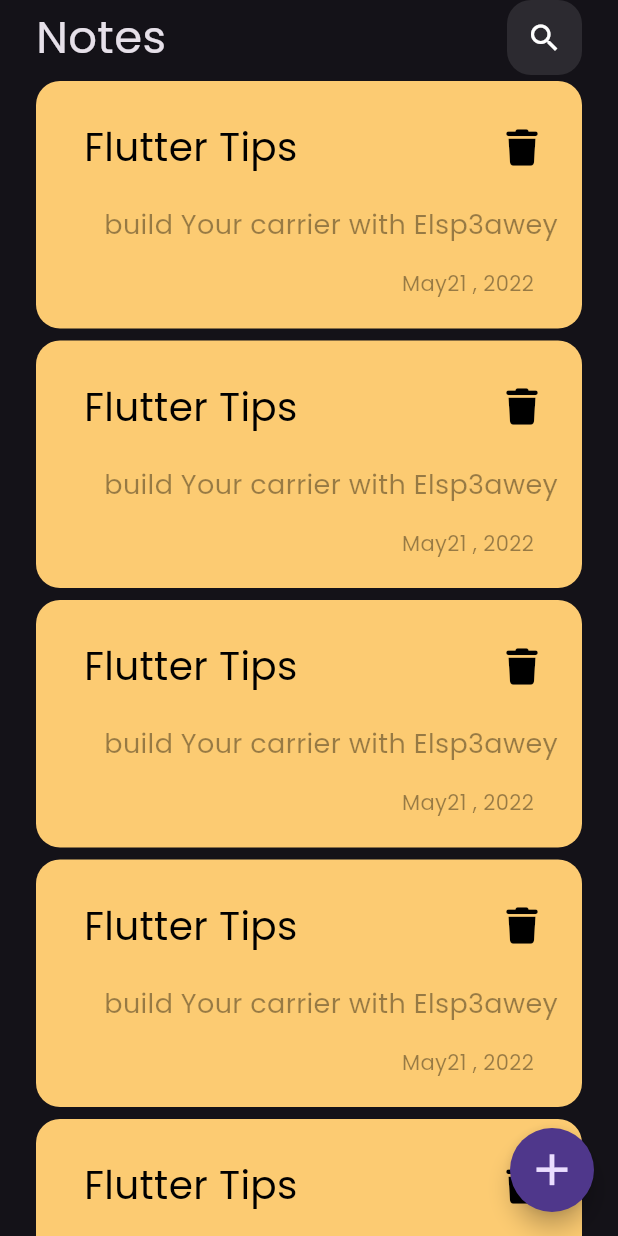
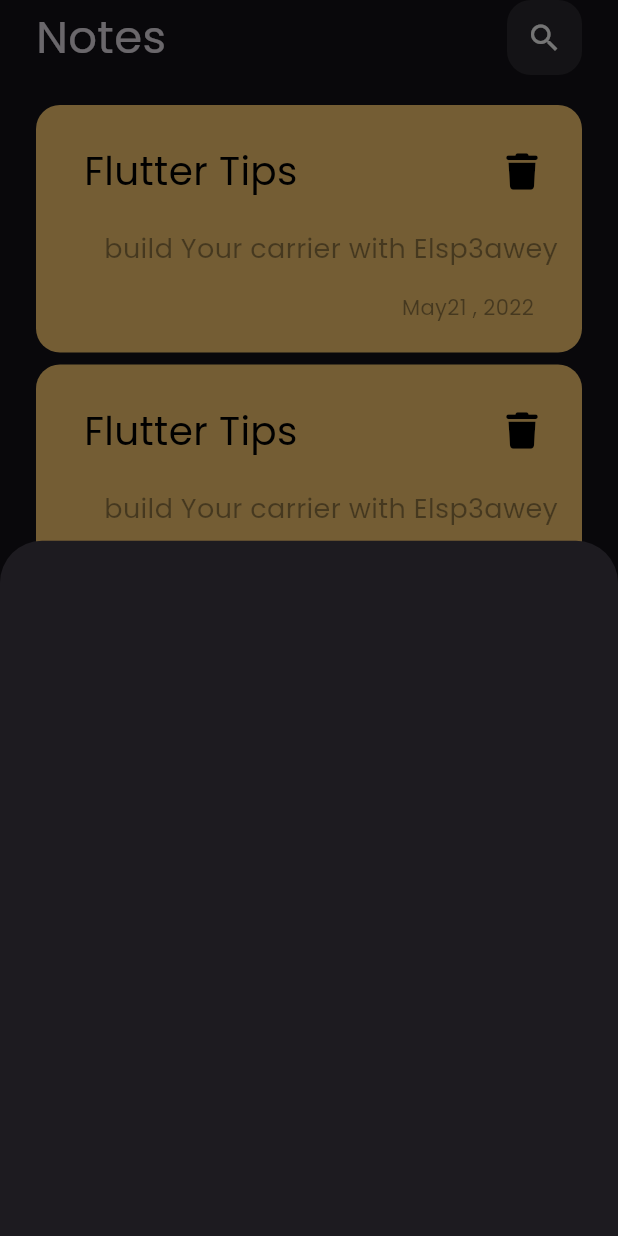
Before and after one commit to elspaey/myNotes, a Flutter app: the screen it shows after launch, after a tap on the "add" icon, on a phone screen of 412 x 824 dp. Run offline on Flutter 3.47's test engine with Material 3 defaults, Android fonts, the phone set to English and light mode, and no system bars; our stand-ins replace font_awesome_flutter.

Commit message:
make widget Add note Buttom sheet

```diff
--- a/lib/views/notesViews.dart
+++ b/lib/views/notesViews.dart
@@ -1,5 +1,6 @@
 import 'package:flutter/material.dart';
 
+import 'widgets/addNoteButtonSheet.dart';
 import 'widgets/notesViewBody.dart';
 
 class Notesviews extends StatelessWidget {
@@ -15,7 +16,14 @@ class Notesviews extends StatelessWidget {
             Icons.add,
             size: 35,
           ),
-          onPressed: () {},
+          onPressed: () {
+            showModalBottomSheet(
+              context: context,
+              builder: (context) {
+                return const addNoteButtomSheet();
+              },
+            );
+          },
         ),
         body: const notesViewBody(),
       ),
--- /dev/null
+++ b/lib/views/widgets/addNoteButtonSheet.dart
@@ -0,0 +1,10 @@
+import 'package:flutter/material.dart';
+
+class addNoteButtomSheet extends StatelessWidget {
+  const addNoteButtomSheet({super.key});
+
+  @override
+  Widget build(BuildContext context) {
+    return Container();
+  }
+}
--- a/lib/views/widgets/notesListView.dart
+++ b/lib/views/widgets/notesListView.dart
@@ -8,7 +8,10 @@ class notesListView extends StatelessWidget {
   @override
   Widget build(BuildContext context) {
     return Expanded(
+      child: Padding(
+        padding: const EdgeInsets.symmetric(vertical: 16),
         child: ListView.builder(
+          padding: EdgeInsets.zero,
           itemCount: 10,
           itemBuilder: (context, index) {
             return const Padding(
@@ -17,6 +20,7 @@ class notesListView extends StatelessWidget {
             );
           },
         ),
+      ),
     );
   }
 }
```
Lines whose indentation alone changed are shown as unchanged.
